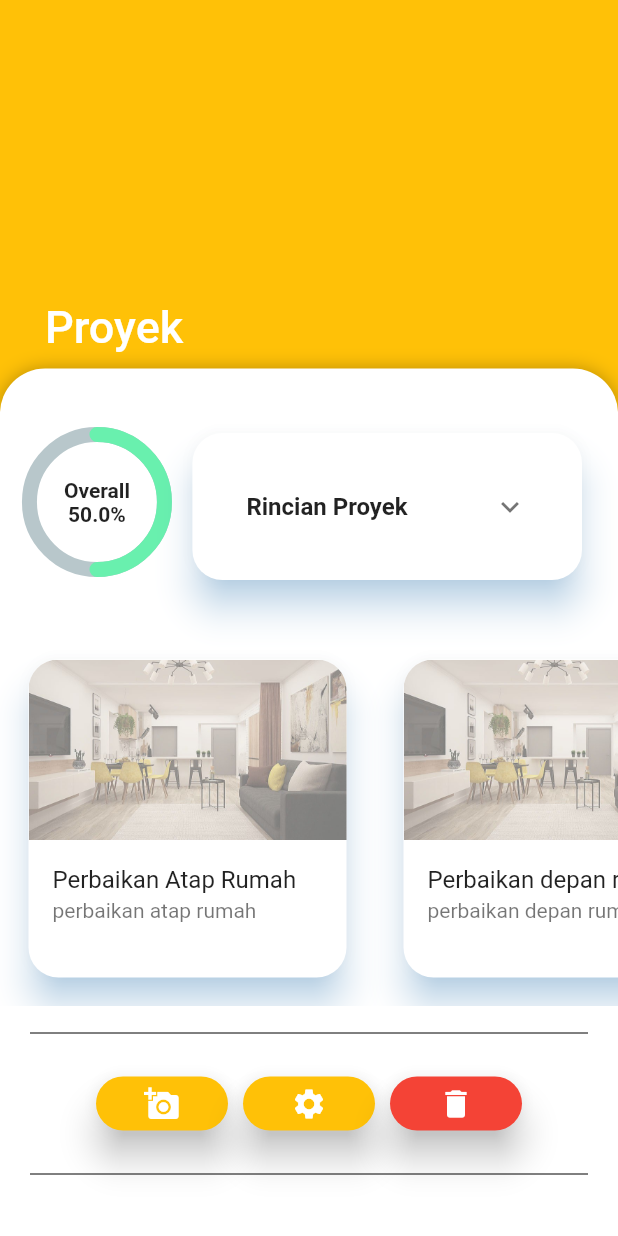
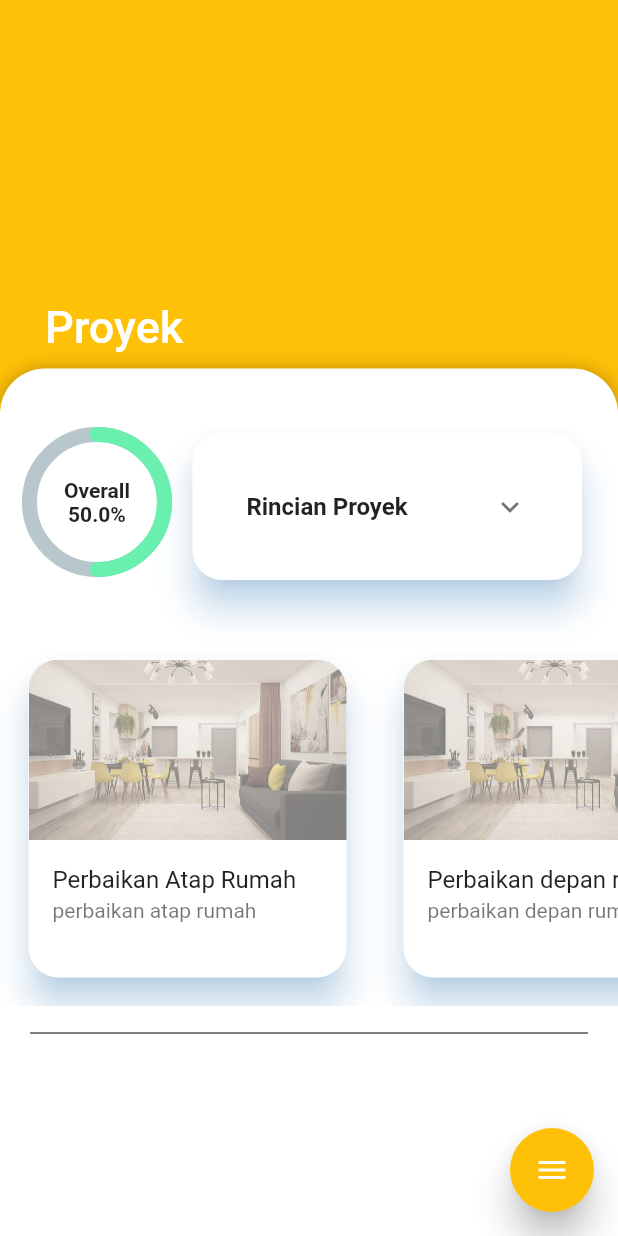
Before and after one commit to qisashasanudin/bangunin_id, a Flutter app: the ProjectDetails screen opened directly with empty values, on a phone screen of 412 x 824 dp. Run offline on Flutter 3.47's test engine with Material 2 defaults, Android fonts, the phone set to English and light mode, and no system bars; drawn by our look-alikes of flutter_speed_dial, percent_indicator; our stand-ins replace cloud_firestore, firebase_auth, firebase_core, firebase_storage, flutter_spinkit, fluttertoast and 3 more; accounts and stored records are empty; network calls fail.

Commit message:
added floating button on project details

```diff
--- a/lib/screens/mainmenu/home/projects/view_project/project_details.dart
+++ b/lib/screens/mainmenu/home/projects/view_project/project_details.dart
@@ -7,6 +7,7 @@ import 'package:flutter/material.dart';
 import 'package:bangunin_id/services/auth.dart';
 import 'package:bangunin_id/services/database.dart';
 import 'package:bangunin_id/shared/page_templates/sliver_page.dart';
+import 'package:flutter_speed_dial/flutter_speed_dial.dart';
 import 'package:percent_indicator/circular_percent_indicator.dart';
 import 'package:percent_indicator/linear_percent_indicator.dart';
 import 'package:provider/provider.dart';
@@ -87,15 +88,6 @@ class _ProjectDetailsState extends State<ProjectDetails> {
                   ),
                 ),
                 separatorLine(),
-                Row(
-                  mainAxisAlignment: MainAxisAlignment.center,
-                  children: [
-                    addPictureButton(context),
-                    editProjectButton(context),
-                    deleteProjectButton(context, userID, details),
-                  ],
-                ),
-                separatorLine(),
                 ListView.builder(
                   shrinkWrap: true,
                   padding: EdgeInsets.zero,
@@ -109,6 +101,16 @@ class _ProjectDetailsState extends State<ProjectDetails> {
             ),
             //sliver-sliver lain ditulis di sini
           ],
+          floatingButton: SpeedDial(
+            animatedIcon: AnimatedIcons.menu_close,
+            foregroundColor: AppColors().accent1,
+            elevation: 10,
+            children: [
+              addPictureButton(context),
+              editProjectButton(context),
+              deleteProjectButton(context, userID, details),
+            ],
+          ),
         );
       },
     );
@@ -175,32 +177,6 @@ class _ProjectDetailsState extends State<ProjectDetails> {
     );
   }
 
-  Padding addPictureButton(BuildContext context) {
-    return Padding(
-      padding: EdgeInsets.symmetric(vertical: 5, horizontal: 5),
-      child: RaisedButton(
-        elevation: 10,
-        color: Theme.of(context).primaryColor,
-        shape: RoundedRectangleBorder(borderRadius: BorderRadius.circular(20)),
-        child: Icon(Icons.add_a_photo, color: AppColors().accent1),
-        onPressed: () {},
-      ),
-    );
-  }
-
-  Padding editProjectButton(BuildContext context) {
-    return Padding(
-      padding: EdgeInsets.symmetric(vertical: 5, horizontal: 5),
-      child: RaisedButton(
-        elevation: 10,
-        color: Theme.of(context).primaryColor,
-        shape: RoundedRectangleBorder(borderRadius: BorderRadius.circular(20)),
-        child: Icon(Icons.settings, color: AppColors().accent1),
-        onPressed: () {},
-      ),
-    );
-  }
-
   SizedBox itemProgress(
       BuildContext context, MaterialModel item, double percentage) {
     return SizedBox(
@@ -234,16 +210,33 @@ class _ProjectDetailsState extends State<ProjectDetails> {
     );
   }
 
-  Padding deleteProjectButton(
+  SpeedDialChild addPictureButton(BuildContext context) {
+    return SpeedDialChild(
+      backgroundColor: Theme.of(context).primaryColor,
+      shape: RoundedRectangleBorder(borderRadius: BorderRadius.circular(20)),
+      child: Icon(Icons.add_a_photo, color: AppColors().accent1),
+      onTap: () {},
+    );
+  }
+
+  SpeedDialChild editProjectButton(BuildContext context) {
+    return SpeedDialChild(
+      elevation: 10,
+      backgroundColor: Theme.of(context).primaryColor,
+      shape: RoundedRectangleBorder(borderRadius: BorderRadius.circular(20)),
+      child: Icon(Icons.settings, color: AppColors().accent1),
+      onTap: () {},
+    );
+  }
+
+  SpeedDialChild deleteProjectButton(
       BuildContext context, String userID, ProjectDetailsModel details) {
-    return Padding(
-      padding: EdgeInsets.symmetric(vertical: 5, horizontal: 5),
-      child: RaisedButton(
+    return SpeedDialChild(
       elevation: 10,
-        color: Colors.red,
+      backgroundColor: Colors.red,
       shape: RoundedRectangleBorder(borderRadius: BorderRadius.circular(20)),
       child: Icon(Icons.delete, color: AppColors().accent1),
-        onPressed: () async {
+      onTap: () async {
         final action = await PopUpDialog.yesNoDialog(context, 'Hapus Proyek',
             'Apakah anda yakin ingin menghapus proyek ini?');
         if (action == DialogAction.yes) {
@@ -252,7 +245,6 @@ class _ProjectDetailsState extends State<ProjectDetails> {
               .deleteProjectData();
         }
       },
-      ),
     );
   }
 }
--- a/pubspec.yaml
+++ b/pubspec.yaml
@@ -42,6 +42,7 @@ dependencies:
   percent_indicator: ^2.1.8
   intl: ^0.16.1
   intl_phone_field: ^1.3.0
+  flutter_speed_dial: ^1.2.5
 
   # animated_splash: ^1.0.0
   # shared_preferences: ^0.5.12+2
```
Also changed, not shown: pubspec.lock. Lines whose indentation alone changed are shown as unchanged.
